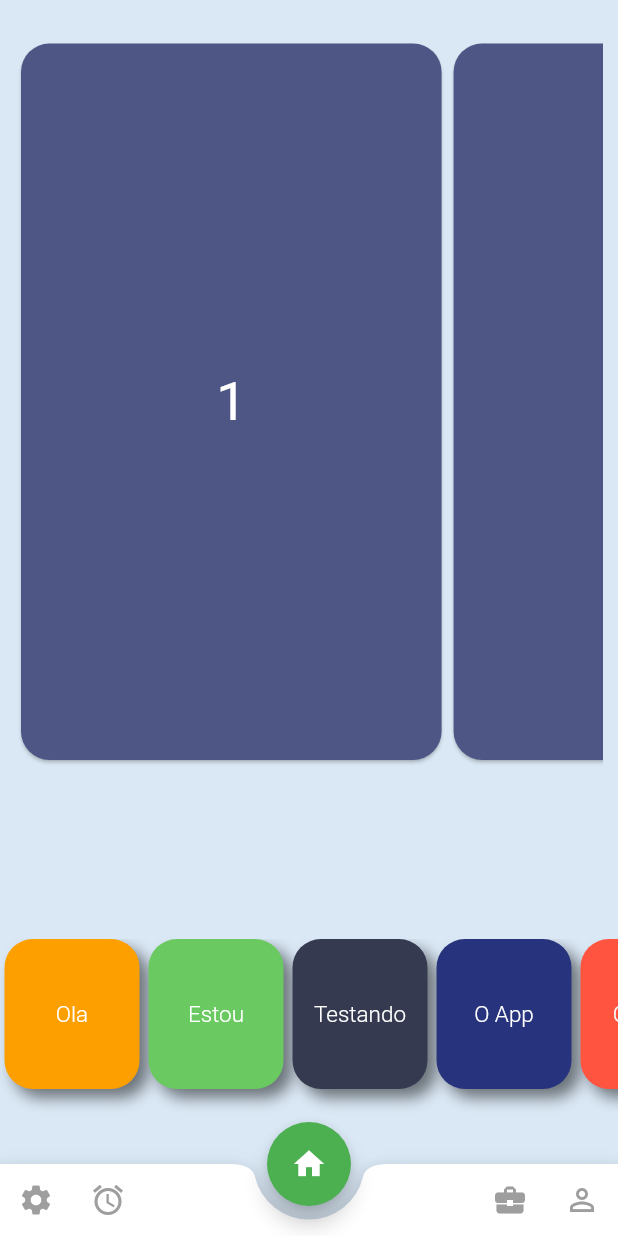
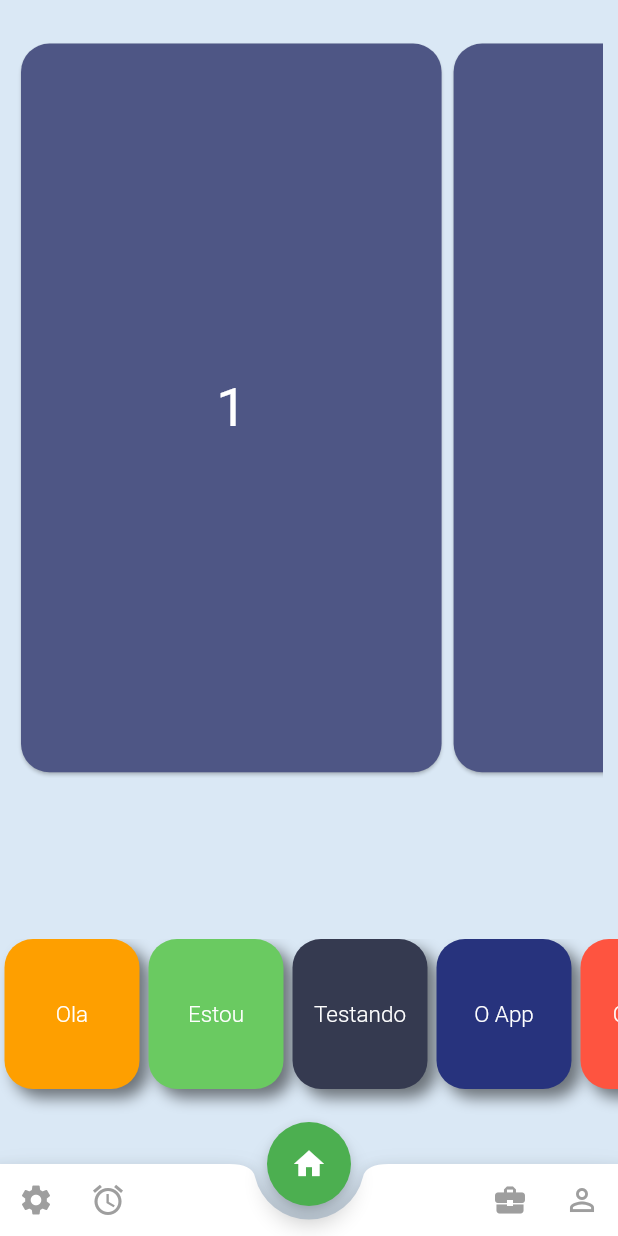
Before and after one commit to leordrigues/webchurch, a Flutter app: the screen it shows after launch, on a phone screen of 412 x 824 dp. Run offline on Flutter 3.47's test engine with Material 2 defaults, Android fonts, the phone set to English and light mode, and no system bars.

Commit message:
COmmit teste 7 descer

```diff
--- a/lib/Horizonta_listView.dart
+++ b/lib/Horizonta_listView.dart
@@ -17,7 +17,7 @@ class MainScreen extends StatelessWidget {
       //),
       body: Container(
         padding: EdgeInsets.symmetric(horizontal: 10.0, vertical: 25.0),
-        height: MediaQuery.of(context).size.height * 0.65,
+        height: MediaQuery.of(context).size.height * 0.66,
         child: ListView.builder(
             scrollDirection: Axis.horizontal,
             itemCount: numbers.length,
```
